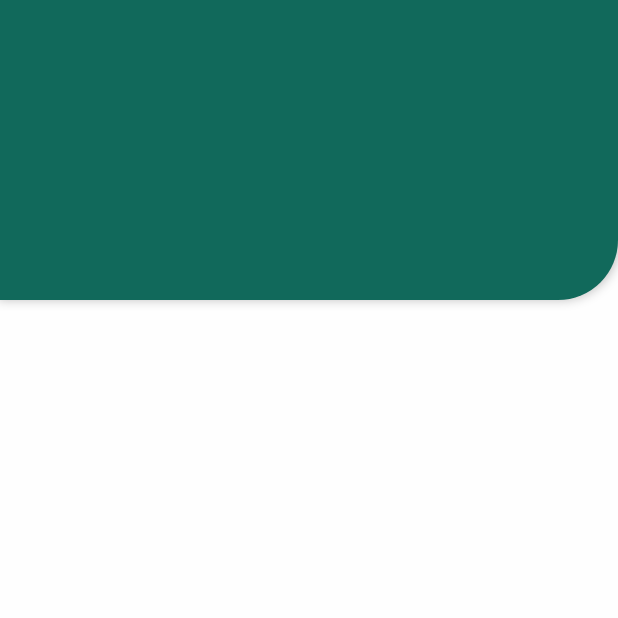
After one commit to bigbosspramana/Adonanku, a Flutter app: the InventoryPage screen opened directly, on a phone screen of 412 x 824 dp, the top half of it. The commit adds this screen. Run offline on Flutter 3.47's test engine with Material 3 defaults, Android fonts, the phone set to English and light mode, and no system bars; our stand-ins replace flutter_riverpod, font_awesome_flutter, smooth_page_indicator.

```diff
--- /dev/null
+++ b/adonanku_frontend/lib/views/inventory_view.dart
@@ -0,0 +1,38 @@
+import 'package:flutter/material.dart';
+import 'package:flutter_riverpod/flutter_riverpod.dart';
+
+class InventoryPage extends ConsumerWidget {
+  const InventoryPage({super.key});
+
+  @override
+  Widget build(BuildContext context, WidgetRef ref) {
+
+    return Scaffold(
+        resizeToAvoidBottomInset: true,
+        body: SingleChildScrollView(
+          child: SafeArea(
+              child: Column(
+            children: [
+              Container(
+                padding: EdgeInsets.only(bottom: 20),
+                width: double.infinity,
+                height: 200,
+                decoration: const BoxDecoration(
+                  color: Color(0xFF11695B),
+                  borderRadius:
+                      BorderRadius.only(bottomRight: Radius.circular(40)),
+                  boxShadow: [
+                    BoxShadow(
+                      color: Color.fromARGB(62, 0, 0, 0),
+                      spreadRadius: 1,
+                      blurRadius: 5,
+                      offset: Offset(0, -1),
+                    ),
+                  ],
+                ),
+              ),
+            ],
+          )),
+        ));
+  }
+}
--- a/adonanku_frontend/pubspec.yaml
+++ b/adonanku_frontend/pubspec.yaml
@@ -41,6 +41,7 @@ dependencies:
   font_awesome_flutter: ^10.4.0
   intl: ^0.18.1
   http: ^0.13.6
+  test: ^1.24.0
 
 dev_dependencies:
   flutter_test:
```
Also changed, not shown: adonanku_frontend/lib/models/loginrequest_model.dart (added, +11 -0 lines), adonanku_frontend/lib/models/loginresponse_model.dart (added, +24 -0 lines), adonanku_frontend/lib/models/registresponse_model.dart (added, +42 -0 lines), adonanku_frontend/lib/models/user_model.dart (+26 -4 lines), adonanku_frontend/lib/viewmodels/login_viewmodel.dart (+17 -5 lines), adonanku_frontend/lib/views/dashboard_view.dart (+23 -2 lines), adonanku_frontend/lib/widgets/kategori_button.dart (+10 -3 lines), adonanku_frontend/pubspec.lock, 10 other files.
